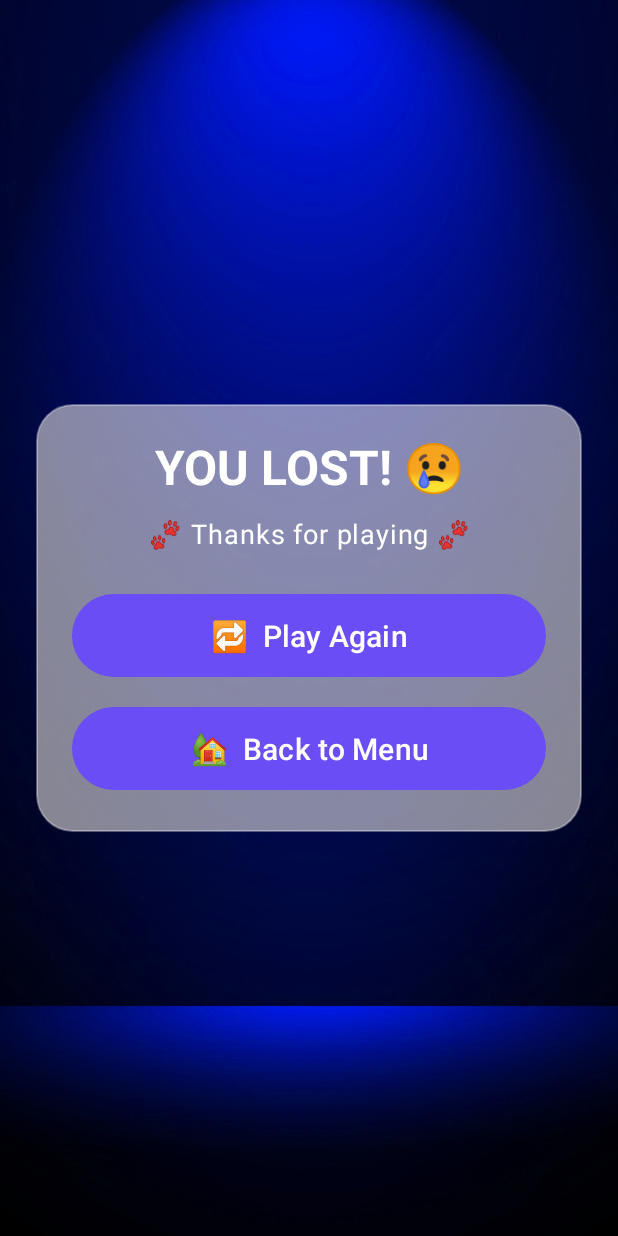
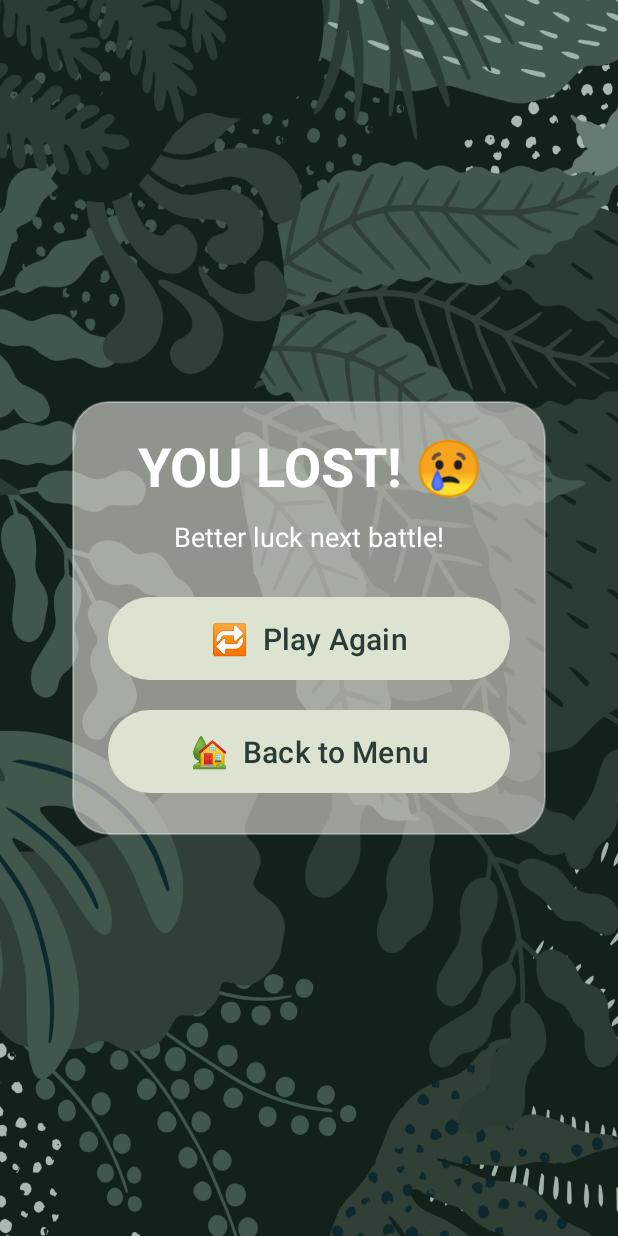
Before and after one commit to SoftLookingOtter/AnimalBattle, an Android app: the GameOverActivity screen opened directly, with no data from a screen before it, on a phone screen of 412 x 824 dp. Run offline under Robolectric (Android 15) with nearby library versions, the phone set to English and light mode, and no system bars.

Commit message:
Refactor button styles + unify primary button text color

```diff
--- a/app/src/main/java/com/example/animalbattle/GameOverActivity.kt
+++ b/app/src/main/java/com/example/animalbattle/GameOverActivity.kt
@@ -3,7 +3,6 @@ package com.example.animalbattle
 import android.content.Intent
 import android.os.Bundle
 import android.widget.Button
-import android.widget.ImageView
 import android.widget.TextView
 import androidx.appcompat.app.AppCompatActivity
 import com.example.animalbattle.util.MusicManager
@@ -15,34 +14,34 @@ class GameOverActivity : AppCompatActivity() {
         super.onCreate(savedInstanceState)
         setContentView(R.layout.activity_game_over)
 
-        // I play the ending jingle as soon as this screen shows up.
+        // Play end jingle when this screen is shown
         MusicManager.playEndJingle(this)
 
         val tvResult = findViewById<TextView>(R.id.tv_game_over_result)
+        val tvSub = findViewById<TextView>(R.id.tv_game_over_sub)
         val playAgainButton = findViewById<Button>(R.id.button_play_again)
         val backToMenuButton = findViewById<Button>(R.id.button_back_to_menu)
-        val bgImage = findViewById<ImageView>(R.id.iv_game_over_bg)
 
-        // I check if the player actually won the whole game.
+        // Check if the player won the whole game
         val playerWon = intent.getBooleanExtra("PLAYER_WON", false)
 
-        // I change both the text and the background depending on the result.
+        // Update text depending on result
         if (playerWon) {
             tvResult.text = "YOU WON! 🏆"
-            bgImage.setImageResource(R.drawable.bg_win)
+            tvSub.text = "Your animal reigns supreme!"
         } else {
             tvResult.text = "YOU LOST! 😢"
-            bgImage.setImageResource(R.drawable.bg_lose)
+            tvSub.text = "Better luck next battle!"
         }
 
-        // Starting a new game should always reset the score first.
+        // Starting a new game should always reset the score first
         playAgainButton.setOnClickListener {
             ScoreManager.reset()
             startActivity(Intent(this, GameActivity::class.java))
             finish()
         }
 
-        // Returning to the menu should also start fresh.
+        // Returning to the menu should also start fresh
         backToMenuButton.setOnClickListener {
             ScoreManager.reset()
             finish()
@@ -51,7 +50,7 @@ class GameOverActivity : AppCompatActivity() {
 
     override fun onPause() {
         super.onPause()
-        // If the player leaves this screen, I immediately stop the jingle.
+        // Stop the jingle if the player leaves this screen
         MusicManager.stop()
     }
 }
--- a/app/src/main/res/layout/activity_game_over.xml
+++ b/app/src/main/res/layout/activity_game_over.xml
@@ -4,20 +4,13 @@
     xmlns:app="http://schemas.android.com/apk/res-auto"
     android:id="@+id/game_over_root"
     android:layout_width="match_parent"
-    android:layout_height="match_parent">
+    android:layout_height="match_parent"
+    android:padding="24dp"
+    android:background="@drawable/background_paper">
 
-    <!-- Background image (swap win/lose in Kotlin) -->
-    <ImageView
-        android:id="@+id/iv_game_over_bg"
-        android:layout_width="match_parent"
-        android:layout_height="match_parent"
-        android:scaleType="centerCrop"
-        android:src="@drawable/bg_win"
-        android:contentDescription="@null" />
-
-    <!-- Semi-transparent panel -->
+    <!-- Center panel -->
     <LinearLayout
-        android:id="@+id/game_over_content"
+        android:id="@+id/game_over_result"
         android:layout_width="0dp"
         android:layout_height="wrap_content"
         android:orientation="vertical"
@@ -31,44 +24,42 @@
         app:layout_constraintStart_toStartOf="parent"
         app:layout_constraintEnd_toEndOf="parent">
 
-        <!-- Main win/lose title -->
         <TextView
             android:id="@+id/tv_game_over_result"
-            style="@style/Text.AnimalBattle.Title"
             android:layout_width="match_parent"
             android:layout_height="wrap_content"
-            android:text=""
+            android:text="Win/Loose"
+            android:textStyle="bold"
+            android:textSize="36sp"
             android:gravity="center"
+            android:textColor="@android:color/white"
             android:layout_marginBottom="12dp"
-            android:maxLines="1"
             android:includeFontPadding="false" />
 
-        <!-- Sub text -->
+
         <TextView
             android:id="@+id/tv_game_over_sub"
-            style="@style/Text.AnimalBattle.Body"
             android:layout_width="wrap_content"
             android:layout_height="wrap_content"
             android:text="🐾 Thanks for playing 🐾"
-            android:gravity="center"
-            android:layout_marginBottom="24dp" />
+            android:textSize="18sp"
+            android:textColor="@android:color/white"
+            android:layout_marginBottom="24dp"/>
 
-        <!-- Play Again button -->
         <Button
             android:id="@+id/button_play_again"
             style="@style/Button.AnimalBattle.Primary"
             android:layout_width="match_parent"
             android:layout_height="wrap_content"
             android:text="🔁  Play Again"
-            android:layout_marginBottom="12dp" />
+            android:layout_marginBottom="12dp"/>
 
-        <!-- Back to menu -->
         <Button
             android:id="@+id/button_back_to_menu"
             style="@style/Button.AnimalBattle.Primary"
             android:layout_width="match_parent"
             android:layout_height="wrap_content"
-            android:text="🏡  Back to Menu" />
+            android:text="🏡  Back to Menu"/>
 
     </LinearLayout>
 
--- a/app/src/main/res/layout/activity_round_result.xml
+++ b/app/src/main/res/layout/activity_round_result.xml
@@ -199,6 +199,7 @@
         <!-- Button to move on to the next round. -->
         <Button
             android:id="@+id/button_next_round"
+            style="@style/Button.AnimalBattle.Primary"
             android:layout_width="match_parent"
             android:layout_height="wrap_content"
             android:text="Next Round"
--- a/app/src/main/res/values-night/themes.xml
+++ b/app/src/main/res/values-night/themes.xml
@@ -1,43 +1,70 @@
 <?xml version="1.0" encoding="utf-8"?>
 <resources xmlns:tools="http://schemas.android.com/tools">
 
+    <!-- Base theme for the app -->
     <style name="Base.Theme.AnimalBattle" parent="Theme.Material3.DayNight.NoActionBar">
+        <!-- All default TextViews get white text -->
         <item name="android:textViewStyle">@style/Widget.AnimalBattle.TextView</item>
     </style>
 
+    <!-- App main theme -->
     <style name="Theme.AnimalBattle" parent="Base.Theme.AnimalBattle" />
 
-    <!-- Samma styles som i values/ så night-mode beter sig likadant -->
-
+    <!-- ====== GLOBAL TEXTVIEW ====== -->
     <style name="Widget.AnimalBattle.TextView" parent="@android:style/Widget.TextView">
         <item name="android:textColor">@android:color/white</item>
     </style>
 
+    <!-- ====== TEXT STYLES ====== -->
+
+    <!-- Big titles: Battle Arena, Round Result, Game Over -->
     <style name="Text.AnimalBattle.Title" parent="TextAppearance.Material3.TitleLarge">
         <item name="android:textColor">@android:color/white</item>
         <item name="android:textSize">32sp</item>
         <item name="android:textStyle">bold</item>
     </style>
 
+    <!-- Card titles: "Your Card: Tiger", "AI Card: Goat", "AI Card" placeholder -->
     <style name="Text.AnimalBattle.CardTitle" parent="TextAppearance.Material3.TitleMedium">
         <item name="android:textColor">@android:color/white</item>
         <item name="android:textSize">20sp</item>
         <item name="android:textStyle">bold</item>
     </style>
 
+    <!-- Body text: strength, actions, score, subtitles -->
     <style name="Text.AnimalBattle.Body" parent="TextAppearance.Material3.BodyLarge">
         <item name="android:textColor">@android:color/white</item>
         <item name="android:textSize">18sp</item>
     </style>
 
-    <style name="Button.AnimalBattle.Primary" parent="Widget.Material3.Button">
+    <!-- ====== BUTTON STYLES ====== -->
+
+    <!-- Shared base button for the game -->
+    <style name="Button.AnimalBattle.Base" parent="Widget.Material3.Button">
         <item name="android:textColor">@android:color/white</item>
         <item name="android:textSize">20sp</item>
         <item name="android:paddingLeft">24dp</item>
         <item name="android:paddingRight">24dp</item>
         <item name="android:paddingTop">14dp</item>
         <item name="android:paddingBottom">14dp</item>
+    </style>
+
+    <!-- Menu buttons, Next Round, Play Again, Back to Menu -->
+    <style name="Button.AnimalBattle.Primary" parent="Button.AnimalBattle.Base">
+        <!-- Background color (set in colors.xml) -->
         <item name="backgroundTint">@color/ab_button_primary</item>
+        <!-- Dark green text color (#2A3B36) -->
+        <item name="android:textColor">@color/ab_button_primary_text</item>
+    </style>
+
+    <!-- ATTACK -->
+    <style name="Button.AnimalBattle.Attack" parent="Button.AnimalBattle.Base">
+        <item name="backgroundTint">@color/ab_button_attack</item>
+    </style>
+
+    <!-- DEFEND -->
+    <style name="Button.AnimalBattle.Defend" parent="Button.AnimalBattle.Base">
+        <item name="backgroundTint">@color/ab_button_defend</item>
     </style>
 
 </resources>
--- a/app/src/main/res/values/colors.xml
+++ b/app/src/main/res/values/colors.xml
@@ -3,6 +3,14 @@
     <color name="black">#FF000000</color>
     <color name="white">#FFFFFFFF</color>
 
-    <!-- Button primary color (change whenever you want) -->
-    <color name="ab_button_primary">#6A4DF5</color>
+
+    <!-- Primär knapp (meny, Next Round, Play Again) -->
+    <color name="ab_button_primary">#DDE3D1</color>
+    <color name="ab_button_primary_text">#2A3B36</color>
+
+    <!-- Attack-knapp (lite mer varm/grön) -->
+    <color name="ab_button_attack">#3E6A4F</color>
+
+    <!-- Defend-knapp (lite mörkare/kallare) -->
+    <color name="ab_button_defend">#233B3A</color>
 </resources>
--- a/app/src/main/res/values/themes.xml
+++ b/app/src/main/res/values/themes.xml
@@ -3,11 +3,11 @@
 
     <!-- Base theme for the app -->
     <style name="Base.Theme.AnimalBattle" parent="Theme.Material3.DayNight.NoActionBar">
-        <!-- Alla vanliga TextViews får vit text som default -->
+        <!-- All default TextViews get white text -->
         <item name="android:textViewStyle">@style/Widget.AnimalBattle.TextView</item>
     </style>
 
-    <!-- Appens huvudtema -->
+    <!-- App main theme -->
     <style name="Theme.AnimalBattle" parent="Base.Theme.AnimalBattle" />
 
     <!-- ====== GLOBAL TEXTVIEW ====== -->
@@ -17,41 +17,54 @@
 
     <!-- ====== TEXT STYLES ====== -->
 
-    <!-- Stora rubriker: Battle Arena, Round Result, Game Over -->
+    <!-- Big titles: Battle Arena, Round Result, Game Over -->
     <style name="Text.AnimalBattle.Title" parent="TextAppearance.Material3.TitleLarge">
         <item name="android:textColor">@android:color/white</item>
         <item name="android:textSize">32sp</item>
         <item name="android:textStyle">bold</item>
     </style>
 
-    <!-- Korttitlar: "Your Card: Tiger", "AI Card: Goat", "AI Card" placeholder -->
+    <!-- Card titles: "Your Card: Tiger", "AI Card: Goat", "AI Card" placeholder -->
     <style name="Text.AnimalBattle.CardTitle" parent="TextAppearance.Material3.TitleMedium">
         <item name="android:textColor">@android:color/white</item>
         <item name="android:textSize">20sp</item>
         <item name="android:textStyle">bold</item>
     </style>
 
-    <!-- Vanlig text: strength, actions, score, underrubriker -->
+    <!-- Body text: strength, actions, score, subtitles -->
     <style name="Text.AnimalBattle.Body" parent="TextAppearance.Material3.BodyLarge">
         <item name="android:textColor">@android:color/white</item>
         <item name="android:textSize">18sp</item>
     </style>
 
-    <!-- ====== PRIMARY BUTTON STYLE ====== -->
+    <!-- ====== BUTTON STYLES ====== -->
 
-    <style name="Button.AnimalBattle.Primary" parent="Widget.Material3.Button">
-        <!-- Text -->
+    <!-- Shared base button for the game -->
+    <style name="Button.AnimalBattle.Base" parent="Widget.Material3.Button">
         <item name="android:textColor">@android:color/white</item>
         <item name="android:textSize">20sp</item>
-
-        <!-- Padding -->
         <item name="android:paddingLeft">24dp</item>
         <item name="android:paddingRight">24dp</item>
         <item name="android:paddingTop">14dp</item>
         <item name="android:paddingBottom">14dp</item>
+    </style>
 
-        <!-- Bakgrundsfärg (enkelt att byta) -->
+    <!-- Menu buttons, Next Round, Play Again, Back to Menu -->
+    <style name="Button.AnimalBattle.Primary" parent="Button.AnimalBattle.Base">
+        <!-- Background color (set in colors.xml) -->
         <item name="backgroundTint">@color/ab_button_primary</item>
+        <!-- Dark green text color (#2A3B36) -->
+        <item name="android:textColor">@color/ab_button_primary_text</item>
+    </style>
+
+    <!-- ATTACK -->
+    <style name="Button.AnimalBattle.Attack" parent="Button.AnimalBattle.Base">
+        <item name="backgroundTint">@color/ab_button_attack</item>
+    </style>
+
+    <!-- DEFEND -->
+    <style name="Button.AnimalBattle.Defend" parent="Button.AnimalBattle.Base">
+        <item name="backgroundTint">@color/ab_button_defend</item>
     </style>
 
 </resources>
```
Also changed, not shown: app/src/main/res/layout/activity_game.xml (+5 -8 lines).
